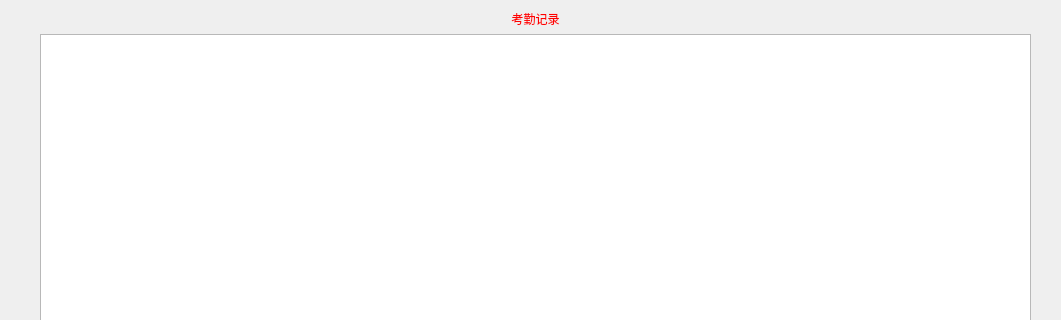
The window that view/UI_KaoQin_Dialog.ui (xsxz01/PyQt5DesignMode) describes before a commit, drawn with Qt 5; both pictures show x 0 to 1061 and y 0 to 320 of the 1061 by 749 pixel window.
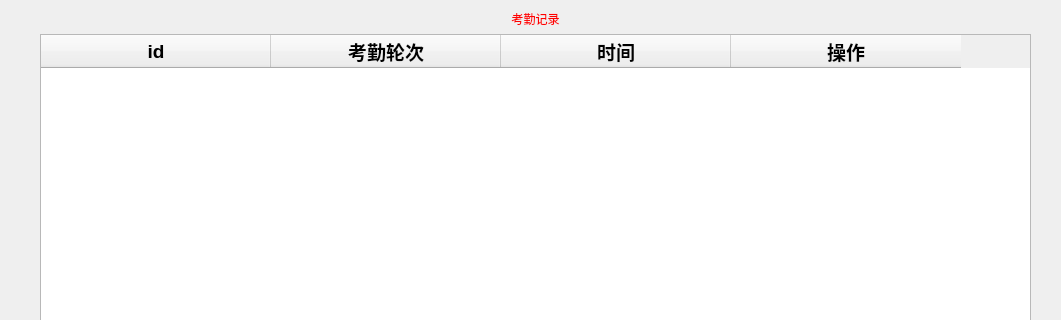
The same window after the commit.

Commit message: 考勤记录和用户信息连接到数据库

```diff
--- a/view/UI_KaoQin_Dialog.ui
+++ b/view/UI_KaoQin_Dialog.ui
@@ -38,7 +38,74 @@
      </widget>
     </item>
     <item>
-     <widget class="QTableWidget" name="tableWidget"/>
+     <widget class="QTableWidget" name="tableWidget">
+      <attribute name="horizontalHeaderDefaultSectionSize">
+       <number>230</number>
+      </attribute>
+      <attribute name="verticalHeaderDefaultSectionSize">
+       <number>75</number>
+      </attribute>
+      <column>
+       <property name="text">
+        <string>id</string>
+       </property>
+       <property name="font">
+        <font>
+         <pointsize>14</pointsize>
+         <weight>75</weight>
+         <bold>true</bold>
+        </font>
+       </property>
+       <property name="textAlignment">
+        <set>AlignCenter</set>
+       </property>
+      </column>
+      <column>
+       <property name="text">
+        <string>考勤轮次</string>
+       </property>
+       <property name="font">
+        <font>
+         <pointsize>14</pointsize>
+         <weight>75</weight>
+         <bold>true</bold>
+        </font>
+       </property>
+       <property name="textAlignment">
+        <set>AlignCenter</set>
+       </property>
+      </column>
+      <column>
+       <property name="text">
+        <string>时间</string>
+       </property>
+       <property name="font">
+        <font>
+         <pointsize>14</pointsize>
+         <weight>75</weight>
+         <bold>true</bold>
+        </font>
+       </property>
+       <property name="textAlignment">
+        <set>AlignCenter</set>
+       </property>
+      </column>
+      <column>
+       <property name="text">
+        <string>操作</string>
+       </property>
+       <property name="font">
+        <font>
+         <pointsize>14</pointsize>
+         <weight>75</weight>
+         <bold>true</bold>
+        </font>
+       </property>
+       <property name="textAlignment">
+        <set>AlignCenter</set>
+       </property>
+      </column>
+     </widget>
     </item>
    </layout>
   </widget>
```
The commit also changes 6 other files.
